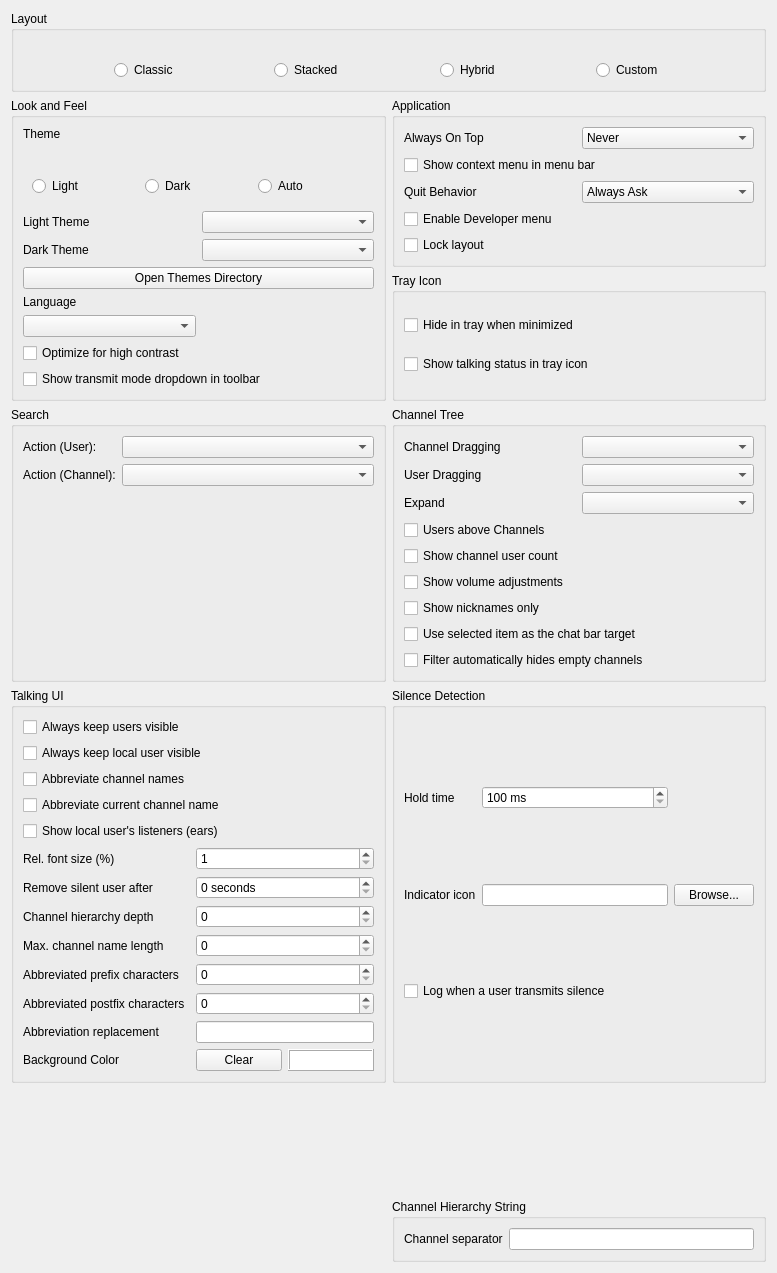
This is src/mumble/LookConfig.ui in d3adb5/mumble as Qt 5 draws it before an edit. The edited form follows.
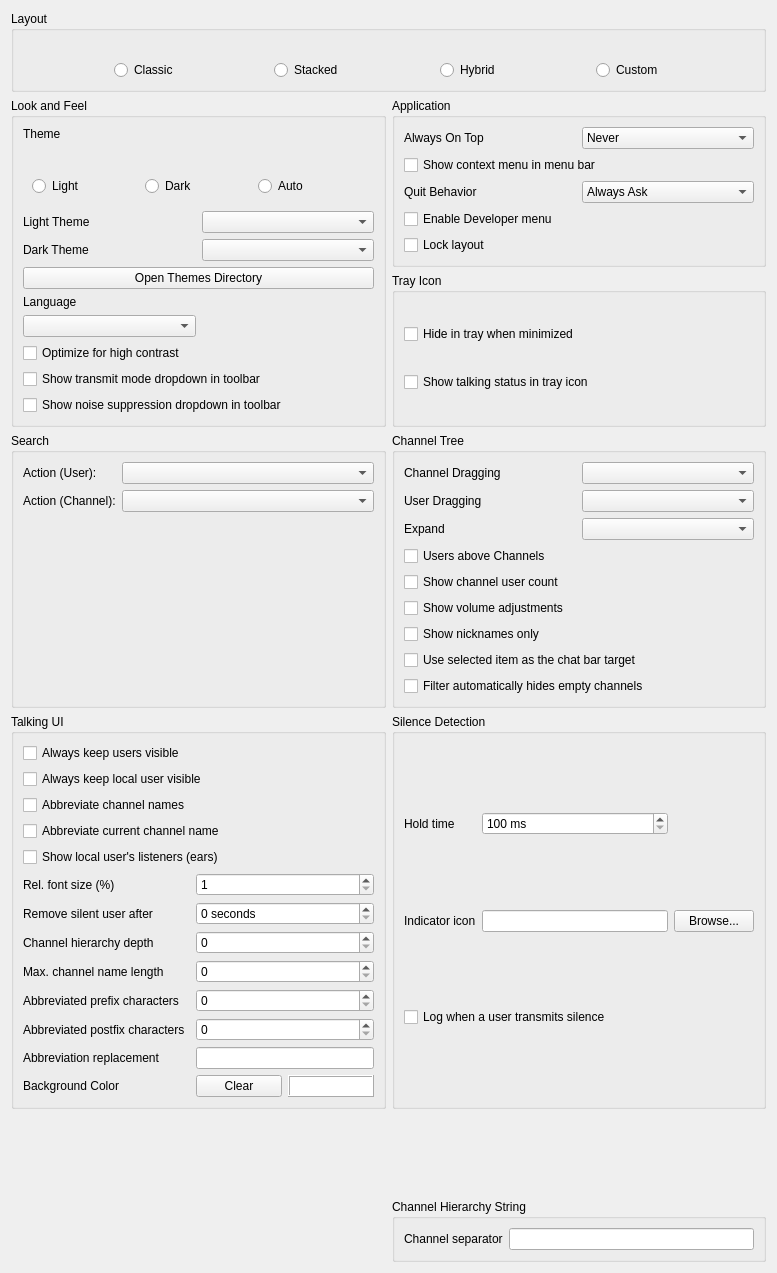
This is the edited form. Icons and pictures are not drawn. Custom widgets are drawn as their Qt base class.

Commit message:
feat: add a noise-suppression method dropdown to the main window
Add a toolbar dropdown that switches the noise-suppression method on the fly,
modeled after the transmit-mode dropdown next to it. The offered methods mirror
the audio settings page and depend on the build (Off/Speex/RNNoise/Both/WebRTC/
DeepFilterNet); picking one updates the setting, logs the change and asks the
running input to re-select its noise canceller on the next frame.

Its visibility is a Look & Feel option ("Show noise suppression dropdown in
toolbar"), like the transmit-mode one, but enabled by default.

What changed in the file:
```diff
--- a/src/mumble/LookConfig.ui
+++ b/src/mumble/LookConfig.ui
@@ -1215,6 +1215,13 @@
         </property>
        </widget>
       </item>
+      <item row="12" column="0" colspan="2">
+       <widget class="QCheckBox" name="qcbShowNoiseCancelComboBox">
+        <property name="text">
+         <string>Show noise suppression dropdown in toolbar</string>
+        </property>
+       </widget>
+      </item>
       <item row="5" column="0">
        <widget class="QLabel" name="qliDarkTheme">
         <property name="text">
```
The commit also changes 7 other files.
